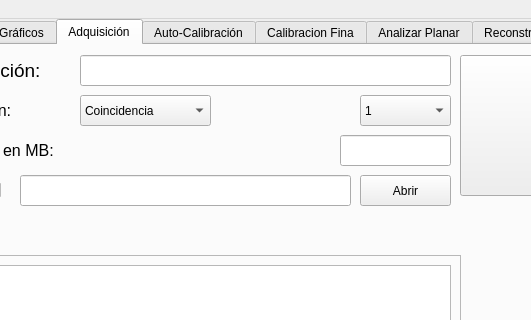
Qt form ui/MainWindow.ui (dpirlo/qt-mca) before a commit; both pictures show x 173 to 704 and y 0 to 320 of the 1031 by 700 pixel window.
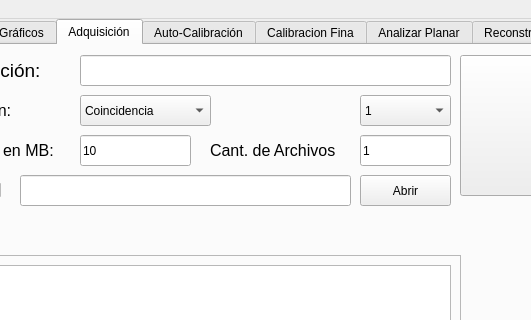
The same form after that commit. The open tabs and pages were chosen to show the change. Custom widgets are drawn as their Qt base class.

What changed in the file:
```diff
--- a/ui/MainWindow.ui
+++ b/ui/MainWindow.ui
@@ -4170,7 +4170,7 @@
      <widget class="QLineEdit" name="lineEdit_aqd_file_size">
       <property name="geometry">
        <rect>
-        <x>500</x>
+        <x>240</x>
         <y>90</y>
         <width>111</width>
         <height>31</height>
@@ -4179,6 +4179,9 @@
       <property name="inputMask">
        <string>9999</string>
       </property>
+      <property name="text">
+       <string>10</string>
+      </property>
      </widget>
      <widget class="QLineEdit" name="lineEdit_aqd_path_file">
       <property name="geometry">
@@ -4447,6 +4450,78 @@
        <string/>
       </property>
      </widget>
+     <widget class="QLabel" name="label_110">
+      <property name="geometry">
+       <rect>
+        <x>370</x>
+        <y>90</y>
+        <width>221</width>
+        <height>31</height>
+       </rect>
+      </property>
+      <property name="font">
+       <font>
+        <pointsize>12</pointsize>
+       </font>
+      </property>
+      <property name="text">
+       <string>Cant. de Archivos</string>
+      </property>
+     </widget>
+     <widget class="QLineEdit" name="lineEdit_aqd_cant_archivos">
+      <property name="geometry">
+       <rect>
+        <x>520</x>
+        <y>90</y>
+        <width>91</width>
+        <height>31</height>
+       </rect>
+      </property>
+      <property name="inputMask">
+       <string>9999</string>
+      </property>
+      <property name="text">
+       <string>1</string>
+      </property>
+     </widget>
+     <widget class="QLabel" name="label_cant_archivos">
+      <property name="geometry">
+       <rect>
+        <x>640</x>
+        <y>460</y>
+        <width>171</width>
+        <height>31</height>
+       </rect>
+      </property>
+      <property name="font">
+       <font>
+        <pointsize>12</pointsize>
+       </font>
+      </property>
+      <property name="text">
+       <string/>
+      </property>
+     </widget>
+     <zorder>pushButton_write_cuipet_file</zorder>
+     <zorder>lineEdit_aqd_path_file</zorder>
+     <zorder>pushButton_aqd_file_open</zorder>
+     <zorder>comboBox_aqd_mode</zorder>
+     <zorder>label_103</zorder>
+     <zorder>label_105</zorder>
+     <zorder>pbAdquirir</zorder>
+     <zorder>label_5</zorder>
+     <zorder>lineEdit_Titulo_Medicion</zorder>
+     <zorder>label_24</zorder>
+     <zorder>cb_Calib_Cab</zorder>
+     <zorder>frame_3</zorder>
+     <zorder>cb_Path_alternativo_adq</zorder>
+     <zorder>progressBar</zorder>
+     <zorder>label_gif_3</zorder>
+     <zorder>label_gif_4</zorder>
+     <zorder>label_110</zorder>
+     <zorder>lineEdit_aqd_cant_archivos</zorder>
+     <zorder>lineEdit_aqd_file_size</zorder>
+     <zorder>label_cant_archivos</zorder>
     </widget>
     <widget class="QWidget" name="tab">
      <attribute name="title">
```
Left out of the diff: 2 changed lines with no effect on the pictures.
